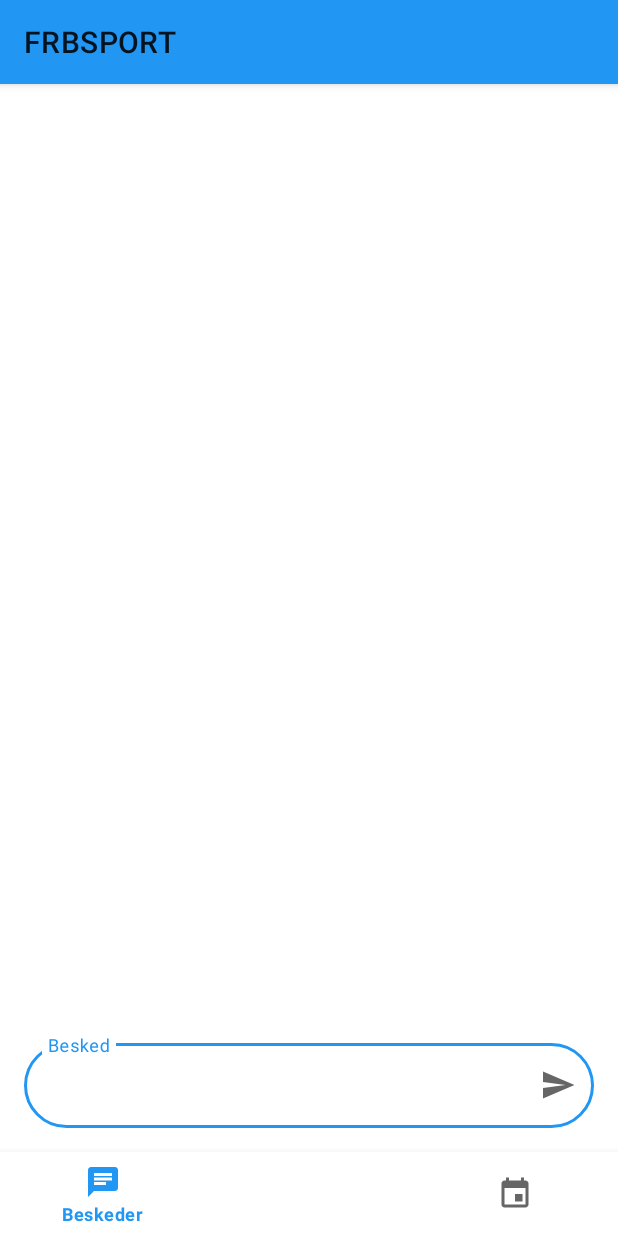
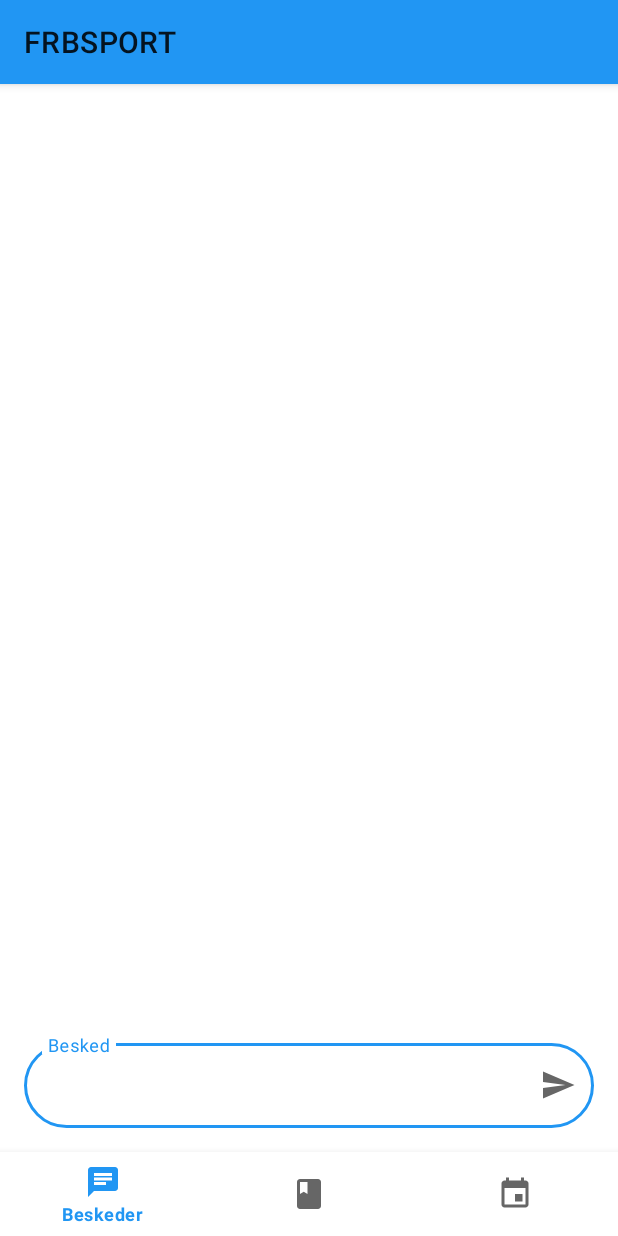
Before and after one commit to emilnymann/1AarsProjekt, an Android app: the screen it shows after launch (Beskedhistorik), on a phone screen of 412 x 824 dp. Run offline under Robolectric (Android 15) with nearby library versions, the phone set to English and light mode, and no system bars.

Commit message:
Tilføjet booking menu-punkt

```diff
--- /dev/null
+++ b/04 Implementation/app/src/main/res/drawable/ic_book_black_24dp.xml
@@ -0,0 +1,9 @@
+<vector xmlns:android="http://schemas.android.com/apk/res/android"
+        android:width="24dp"
+        android:height="24dp"
+        android:viewportWidth="24.0"
+        android:viewportHeight="24.0">
+    <path
+        android:fillColor="#FF000000"
+        android:pathData="M18,2H6c-1.1,0 -2,0.9 -2,2v16c0,1.1 0.9,2 2,2h12c1.1,0 2,-0.9 2,-2V4c0,-1.1 -0.9,-2 -2,-2zM6,4h5v8l-2.5,-1.5L6,12V4z"/>
+</vector>
--- a/04 Implementation/app/src/main/res/menu/bottom_navigation_menu.xml
+++ b/04 Implementation/app/src/main/res/menu/bottom_navigation_menu.xml
@@ -4,7 +4,9 @@
     <item
         android:icon="@drawable/ic_chat_black_24dp"
         android:title="@string/menu_beskeder" />
-    <item android:title="Placeholder" />
+    <item
+        android:icon="@drawable/ic_book_black_24dp"
+        android:title="@string/menu_booking" />
     <item
         android:icon="@drawable/ic_event_black_24dp"
         android:title="@string/menu_kalender" />
--- a/04 Implementation/app/src/main/res/values/strings.xml
+++ b/04 Implementation/app/src/main/res/values/strings.xml
@@ -3,4 +3,5 @@
     <string name="menu_beskeder">Beskeder</string>
     <string name="menu_kalender">Kalender</string>
     <string name="textinput_hint_besked">Besked</string>
+    <string name="menu_booking">Booking</string>
 </resources>
```
